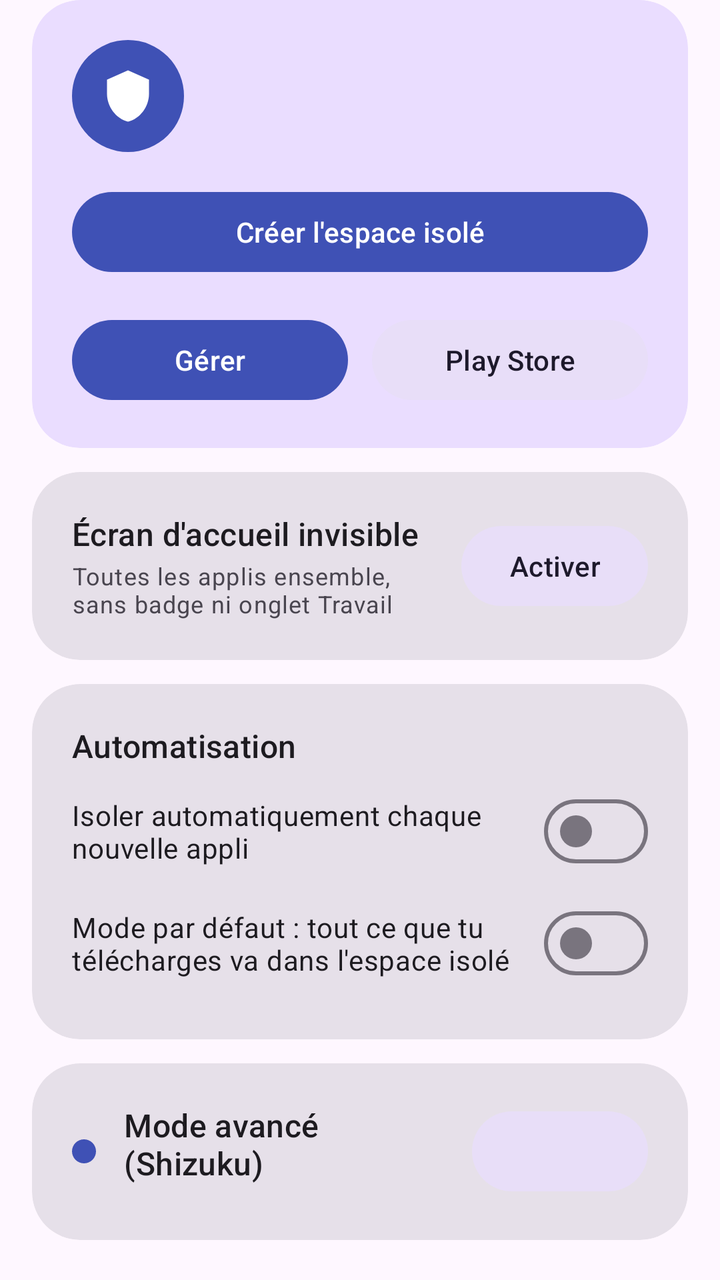
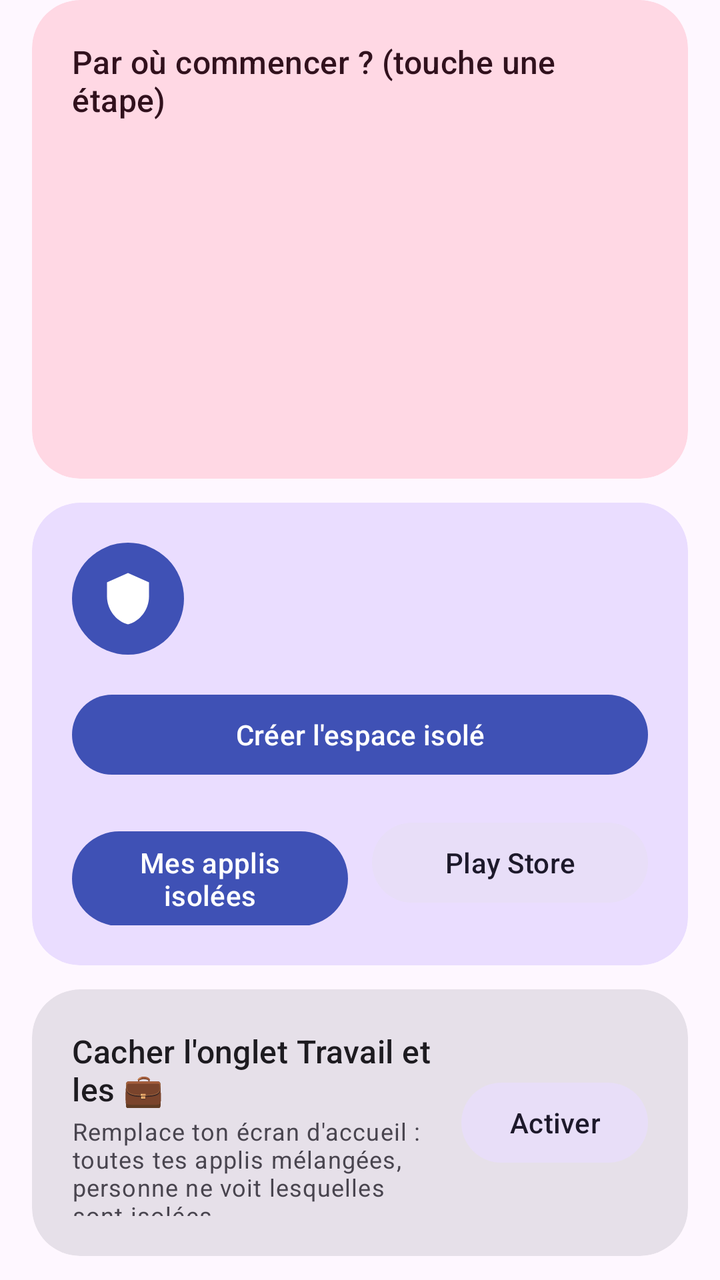

Screens rendered from an Android XML layout before and after an edit, with the pre-edit source and the edit as a unified diff.
<!-- AndroidManifest.xml: application theme Theme.Isolateur -->
<!-- res/layout/header_main.xml -->
<?xml version="1.0" encoding="utf-8"?>
<LinearLayout xmlns:android="http://schemas.android.com/apk/res/android"
    xmlns:app="http://schemas.android.com/apk/res-auto"
    android:layout_width="match_parent"
    android:layout_height="wrap_content"
    android:orientation="vertical"
    android:paddingHorizontal="16dp">

    
    <com.google.android.material.card.MaterialCardView
        android:id="@+id/cardHero"
        android:layout_width="match_parent"
        android:layout_height="wrap_content"
        android:layout_marginBottom="12dp"
        app:cardBackgroundColor="?attr/colorPrimaryContainer">

        <LinearLayout
            android:layout_width="match_parent"
            android:layout_height="wrap_content"
            android:orientation="vertical">

            <LinearLayout
                android:layout_width="match_parent"
                android:layout_height="wrap_content"
                android:gravity="center_vertical"
                android:orientation="horizontal">

                <ImageView
                    android:layout_width="56dp"
                    android:layout_height="56dp"
                    android:background="@drawable/bg_circle"
                    android:importantForAccessibility="no"
                    android:padding="14dp"
                    android:src="@drawable/ic_notif"
                    app:tint="?attr/colorOnPrimary" />

                <LinearLayout
                    android:layout_width="0dp"
                    android:layout_height="wrap_content"
                    android:layout_marginStart="16dp"
                    android:layout_weight="1"
                    android:orientation="vertical">

                    <TextView
                        android:id="@+id/heroTitle"
                        android:layout_width="wrap_content"
                        android:layout_height="wrap_content"
                        android:textAppearance="?attr/textAppearanceTitleLarge"
                        android:textColor="?attr/colorOnPrimaryContainer" />

                    <TextView
                        android:id="@+id/heroSub"
                        android:layout_width="wrap_content"
                        android:layout_height="wrap_content"
                        android:layout_marginTop="2dp"
                        android:textAppearance="?attr/textAppearanceBodyMedium"
                        android:textColor="?attr/colorOnPrimaryContainer" />
                </LinearLayout>
            </LinearLayout>

            <com.google.android.material.button.MaterialButton
                android:id="@+id/btnCreate"
                android:layout_width="match_parent"
                android:layout_height="wrap_content"
                android:layout_marginTop="16dp"
                android:text="@string/create_space" />

            <LinearLayout
                android:id="@+id/rowButtons"
                android:layout_width="match_parent"
                android:layout_height="wrap_content"
                android:layout_marginTop="16dp"
                android:orientation="horizontal">

                <com.google.android.material.button.MaterialButton
                    android:id="@+id/btnManage"
                    android:layout_width="0dp"
                    android:layout_height="wrap_content"
                    android:layout_marginEnd="6dp"
                    android:layout_weight="1"
                    android:text="Gérer" />

                <com.google.android.material.button.MaterialButton
                    android:id="@+id/btnStore"
                    style="@style/Widget.Material3.Button.TonalButton"
                    android:layout_width="0dp"
                    android:layout_height="wrap_content"
                    android:layout_marginStart="6dp"
                    android:layout_weight="1"
                    android:text="Play Store" />
            </LinearLayout>
        </LinearLayout>
    </com.google.android.material.card.MaterialCardView>

    <LinearLayout
        android:id="@+id/options"
        android:layout_width="match_parent"
        android:layout_height="wrap_content"
        android:orientation="vertical">

        
        <com.google.android.material.card.MaterialCardView
            android:id="@+id/cardHome"
            android:layout_width="match_parent"
            android:layout_height="wrap_content"
            android:layout_marginBottom="12dp">

            <LinearLayout
                android:layout_width="match_parent"
                android:layout_height="wrap_content"
                android:gravity="center_vertical"
                android:orientation="horizontal">

                <LinearLayout
                    android:layout_width="0dp"
                    android:layout_height="wrap_content"
                    android:layout_weight="1"
                    android:orientation="vertical">

                    <TextView
                        android:layout_width="wrap_content"
                        android:layout_height="wrap_content"
                        android:text="Écran d'accueil invisible"
                        android:textAppearance="?attr/textAppearanceTitleMedium" />

                    <TextView
                        android:id="@+id/homeSub"
                        android:layout_width="wrap_content"
                        android:layout_height="wrap_content"
                        android:layout_marginTop="2dp"
                        android:text="Toutes les applis ensemble, sans badge ni onglet Travail"
                        android:textAppearance="?attr/textAppearanceBodySmall" />
                </LinearLayout>

                <com.google.android.material.button.MaterialButton
                    android:id="@+id/btnHome"
                    style="@style/Widget.Material3.Button.TonalButton"
                    android:layout_width="wrap_content"
                    android:layout_height="wrap_content"
                    android:layout_marginStart="12dp"
                    android:text="Activer" />
            </LinearLayout>
        </com.google.android.material.card.MaterialCardView>

        
        <com.google.android.material.card.MaterialCardView
            android:layout_width="match_parent"
            android:layout_height="wrap_content"
            android:layout_marginBottom="12dp">

            <LinearLayout
                android:layout_width="match_parent"
                android:layout_height="wrap_content"
                android:orientation="vertical">

                <TextView
                    android:layout_width="wrap_content"
                    android:layout_height="wrap_content"
                    android:layout_marginBottom="4dp"
                    android:text="Automatisation"
                    android:textAppearance="?attr/textAppearanceTitleMedium" />

                <com.google.android.material.materialswitch.MaterialSwitch
                    android:id="@+id/swAuto"
                    android:layout_width="match_parent"
                    android:layout_height="wrap_content"
                    android:minHeight="56dp"
                    android:text="Isoler automatiquement chaque nouvelle appli"
                    android:textAppearance="?attr/textAppearanceBodyMedium" />

                <com.google.android.material.materialswitch.MaterialSwitch
                    android:id="@+id/swDefault"
                    android:layout_width="match_parent"
                    android:layout_height="wrap_content"
                    android:minHeight="56dp"
                    android:text="Mode par défaut : tout ce que tu télécharges va dans l'espace isolé"
                    android:textAppearance="?attr/textAppearanceBodyMedium" />
            </LinearLayout>
        </com.google.android.material.card.MaterialCardView>

        
        <com.google.android.material.card.MaterialCardView
            android:layout_width="match_parent"
            android:layout_height="wrap_content"
            android:layout_marginBottom="20dp">

            <LinearLayout
                android:layout_width="match_parent"
                android:layout_height="wrap_content"
                android:gravity="center_vertical"
                android:orientation="horizontal">

                <View
                    android:id="@+id/shizukuDot"
                    android:layout_width="12dp"
                    android:layout_height="12dp"
                    android:background="@drawable/bg_circle" />

                <LinearLayout
                    android:layout_width="0dp"
                    android:layout_height="wrap_content"
                    android:layout_marginStart="14dp"
                    android:layout_weight="1"
                    android:orientation="vertical">

                    <TextView
                        android:layout_width="wrap_content"
                        android:layout_height="wrap_content"
                        android:text="Mode avancé (Shizuku)"
                        android:textAppearance="?attr/textAppearanceTitleMedium" />

                    <TextView
                        android:id="@+id/shizukuStatus"
                        android:layout_width="wrap_content"
                        android:layout_height="wrap_content"
                        android:layout_marginTop="2dp"
                        android:textAppearance="?attr/textAppearanceBodySmall" />
                </LinearLayout>

                <com.google.android.material.button.MaterialButton
                    android:id="@+id/btnShizuku"
                    style="@style/Widget.Material3.Button.TonalButton"
                    android:layout_width="wrap_content"
                    android:layout_height="wrap_content"
                    android:layout_marginStart="12dp" />
            </LinearLayout>
        </com.google.android.material.card.MaterialCardView>

        <LinearLayout
            android:layout_width="match_parent"
            android:layout_height="wrap_content"
            android:gravity="center_vertical"
            android:orientation="horizontal"
            android:paddingBottom="8dp">

            <TextView
                android:layout_width="0dp"
                android:layout_height="wrap_content"
                android:layout_weight="1"
                android:text="Applications"
                android:textAppearance="?attr/textAppearanceTitleLarge" />

            <com.google.android.material.chip.ChipGroup
                android:layout_width="wrap_content"
                android:layout_height="wrap_content">

                <com.google.android.material.chip.Chip
                    android:id="@+id/chipSystem"
                    style="@style/Widget.Material3.Chip.Filter"
                    android:layout_width="wrap_content"
                    android:layout_height="wrap_content"
                    android:text="Système" />

                <com.google.android.material.chip.Chip
                    android:id="@+id/chipRemoved"
                    style="@style/Widget.Material3.Chip.Filter"
                    android:layout_width="wrap_content"
                    android:layout_height="wrap_content"
                    android:text="Supprimées" />
            </com.google.android.material.chip.ChipGroup>
        </LinearLayout>
    </LinearLayout>
</LinearLayout>
<!-- resources referenced by this layout -->
<resources>
  <!-- drawable bg_circle (drawable) -->
  <shape xmlns:android="http://schemas.android.com/apk/res/android" android:shape="oval">
      <solid android:color="?attr/colorPrimary" />
  </shape>
  <!-- drawable ic_notif (drawable) -->
  <vector xmlns:android="http://schemas.android.com/apk/res/android"
      android:width="24dp" android:height="24dp"
      android:viewportWidth="24" android:viewportHeight="24">
      <path android:fillColor="#FFFFFF"
          android:pathData="M12,1L3,5v6c0,5.55 3.84,10.74 9,12 5.16,-1.26 9,-6.45 9,-12V5l-9,-4z"/>
  </vector>
  <string name="create_space">Créer l\'espace isolé</string>
  <style name="Theme.Isolateur" parent="Theme.Material3.DayNight.NoActionBar">
          <item name="colorPrimary">#3F51B5</item>
          <item name="android:statusBarColor">@android:color/transparent</item>
          <item name="materialCardViewStyle">@style/Widget.Isolateur.Card</item>
      </style>
  <style name="Widget.Isolateur.Card" parent="Widget.Material3.CardView.Filled">
          <item name="cardCornerRadius">24dp</item>
          <item name="contentPadding">20dp</item>
      </style>
</resources>

<!-- the commit's change to res/layout/header_main.xml (unified diff, before → after) -->
@@ -5,6 +5,34 @@
     android:layout_height="wrap_content"
     android:orientation="vertical"
     android:paddingHorizontal="16dp">
+
+    
+    <com.google.android.material.card.MaterialCardView
+        android:id="@+id/cardSteps"
+        android:layout_width="match_parent"
+        android:layout_height="wrap_content"
+        android:layout_marginBottom="12dp"
+        app:cardBackgroundColor="?attr/colorTertiaryContainer">
+
+        <LinearLayout
+            android:layout_width="match_parent"
+            android:layout_height="wrap_content"
+            android:orientation="vertical">
+
+            <TextView
+                android:layout_width="wrap_content"
+                android:layout_height="wrap_content"
+                android:layout_marginBottom="8dp"
+                android:text="Par où commencer ? (touche une étape)"
+                android:textAppearance="?attr/textAppearanceTitleMedium"
+                android:textColor="?attr/colorOnTertiaryContainer" />
+
+            <TextView android:id="@+id/step1" style="@style/StepRow" />
+            <TextView android:id="@+id/step2" style="@style/StepRow" />
+            <TextView android:id="@+id/step3" style="@style/StepRow" />
+            <TextView android:id="@+id/step4" style="@style/StepRow" />
+        </LinearLayout>
+    </com.google.android.material.card.MaterialCardView>
 
     
     <com.google.android.material.card.MaterialCardView
@@ -78,7 +106,7 @@
                     android:layout_height="wrap_content"
                     android:layout_marginEnd="6dp"
                     android:layout_weight="1"
-                    android:text="Gérer" />
+                    android:text="Mes applis isolées" />
 
                 <com.google.android.material.button.MaterialButton
                     android:id="@+id/btnStore"
@@ -120,7 +148,7 @@
                     <TextView
                         android:layout_width="wrap_content"
                         android:layout_height="wrap_content"
-                        android:text="Écran d'accueil invisible"
+                        android:text="Cacher l'onglet Travail et les 💼"
                         android:textAppearance="?attr/textAppearanceTitleMedium" />
 
                     <TextView
@@ -128,7 +156,7 @@
                         android:layout_width="wrap_content"
                         android:layout_height="wrap_content"
                         android:layout_marginTop="2dp"
-                        android:text="Toutes les applis ensemble, sans badge ni onglet Travail"
+                        android:text="Remplace ton écran d'accueil : toutes tes applis mélangées, personne ne voit lesquelles sont isolées."
                         android:textAppearance="?attr/textAppearanceBodySmall" />
                 </LinearLayout>
 
@@ -165,7 +193,7 @@
                     android:layout_width="match_parent"
                     android:layout_height="wrap_content"
                     android:minHeight="56dp"
-                    android:text="Isoler automatiquement chaque nouvelle appli"
+                    android:text="Chaque appli que j'installe va toute seule dans l'espace isolé"
                     android:textAppearance="?attr/textAppearanceBodyMedium" />
 
                 <com.google.android.material.materialswitch.MaterialSwitch
@@ -173,7 +201,7 @@
                     android:layout_width="match_parent"
                     android:layout_height="wrap_content"
                     android:minHeight="56dp"
-                    android:text="Mode par défaut : tout ce que tu télécharges va dans l'espace isolé"
+                    android:text="Le Play Store installe tout directement dans l'espace isolé"
                     android:textAppearance="?attr/textAppearanceBodyMedium" />
             </LinearLayout>
         </com.google.android.material.card.MaterialCardView>
@@ -206,7 +234,7 @@
                     <TextView
                         android:layout_width="wrap_content"
                         android:layout_height="wrap_content"
-                        android:text="Mode avancé (Shizuku)"
+                        android:text="Super-pouvoirs (Shizuku)"
                         android:textAppearance="?attr/textAppearanceTitleMedium" />
 
                     <TextView
@@ -237,7 +265,7 @@
                 android:layout_width="0dp"
                 android:layout_height="wrap_content"
                 android:layout_weight="1"
-                android:text="Applications"
+                android:text="Mes applis (téléphone normal)"
                 android:textAppearance="?attr/textAppearanceTitleLarge" />
 
             <com.google.android.material.chip.ChipGroup
<!-- resource entries referenced after the edit -->
@@ -12,6 +12,14 @@
           android:pathData="M12,1L3,5v6c0,5.55 3.84,10.74 9,12 5.16,-1.26 9,-6.45 9,-12V5l-9,-4z"/>
   </vector>
   <string name="create_space">Créer l\'espace isolé</string>
+  <style name="StepRow">
+          <item name="android:layout_width">match_parent</item>
+          <item name="android:layout_height">wrap_content</item>
+          <item name="android:paddingVertical">8dp</item>
+          <item name="android:background">?attr/selectableItemBackground</item>
+          <item name="android:textAppearance">?attr/textAppearanceBodyLarge</item>
+          <item name="android:textColor">?attr/colorOnTertiaryContainer</item>
+      </style>
   <style name="Theme.Isolateur" parent="Theme.Material3.DayNight.NoActionBar">
           <item name="colorPrimary">#3F51B5</item>
           <item name="android:statusBarColor">@android:color/transparent</item>
